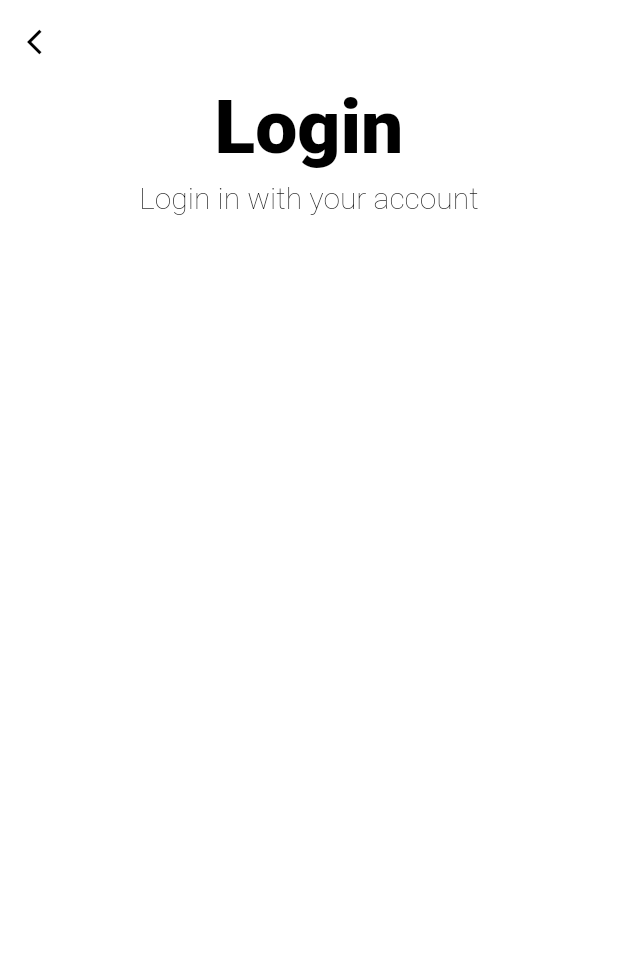
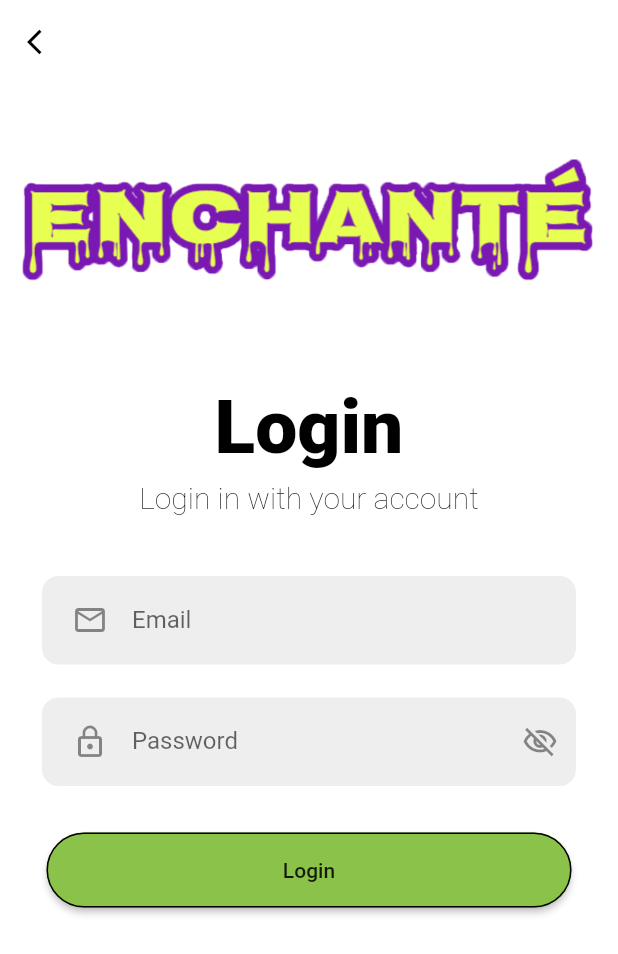
Before and after one commit to ayan-gorain/Enchantee, a Flutter app: the Open1page screen opened by its route, after a tap on "Login", on a phone screen of 412 x 824 dp. Shown: the top 954 px of the screen. Run offline on Flutter 3.47's test engine with Material 2 defaults, Android fonts, the phone set to English and light mode, and no system bars; our stand-ins replace flutter_screenutil.

Commit message:
many things updated and pages added

```diff
--- a/lib/main.dart
+++ b/lib/main.dart
@@ -21,6 +21,7 @@ class Myapp extends StatelessWidget {
         Myroutes.open1Route: (context) => Open1page(),
         Myroutes.loginRoute: (context) =>Loginpage(),
         Myroutes.signupRoute: (context) =>Signuppage(),
+        Myroutes.open2Route: (context) =>open2page(),
       },
     );
   }
--- /dev/null
+++ b/lib/pages/first_page.dart
@@ -0,0 +1,12 @@
+import 'package:flutter/material.dart';
+
+class Open2page extends StatelessWidget {
+  const Open2page({ Key? key }) : super(key: key);
+
+  @override
+  Widget build(BuildContext context) {
+    return Container(
+
+    );
+  }
+}
--- a/lib/pages/login_page.dart
+++ b/lib/pages/login_page.dart
@@ -1,3 +1,5 @@
+import 'package:enchante/utiles/routes.dart';
+import 'package:flutter/cupertino.dart';
 import 'package:flutter/material.dart';
 
 class Loginpage extends StatelessWidget {
@@ -6,6 +8,7 @@ class Loginpage extends StatelessWidget {
   @override
   Widget build(BuildContext context) {
     return Scaffold(
+
       backgroundColor: Colors.white,
       appBar: AppBar(
         elevation:0,
@@ -16,11 +19,18 @@ class Loginpage extends StatelessWidget {
         },
         icon:Icon(Icons.arrow_back_ios,size:20,color:Colors.black),),
       ),
-      body:Container(
+
+      body:SingleChildScrollView(
+        child: Container(
           height:MediaQuery.of(context).size.height,
           width:double.infinity,
+
           child: Column(
               children: <Widget>[
+                Image.asset('assets/images/loginnn.png',
+                  height: 200,
+                  width: 400,
+                ),
                 Text("Login ",
                     textAlign: TextAlign.center,
                     style: TextStyle(
@@ -36,25 +46,89 @@ class Loginpage extends StatelessWidget {
                         fontSize: 20,
                         color: Colors.black,
                         fontWeight: FontWeight.w200)),
+                SizedBox(height:40),
+                Padding(
+                  padding: const EdgeInsets.symmetric(horizontal:27.0),
+                  child: Container(
+                    decoration: BoxDecoration(
+                      color:Colors.grey[200],
+                      border: Border.all(color:Colors.white),
+                      borderRadius: BorderRadius.circular(12),
+                    ),
+                    child: Padding(
+                      padding: const EdgeInsets.only(left:20.0),
+                      child: TextField(
+                        decoration:InputDecoration(border:InputBorder.none,
+                          labelText: 'Email',
+                          hintText:'Enter your Email',
+                          icon: Icon(Icons.mail_outline),
+                        ),
+                      ),
+                    ),
+                  ),
+                ),
+                SizedBox(height:20),
+                Padding(
+                  padding: const EdgeInsets.symmetric(horizontal:27.0),
+                  child: Container(
+                    decoration: BoxDecoration(
+                      color:Colors.grey[200],
+                      border: Border.all(color:Colors.white),
+                      borderRadius: BorderRadius.circular(12),
+                    ),
+                    child: Padding(
+                      padding: const EdgeInsets.only(left:20.0),
+                      child: TextField(
+                        decoration:InputDecoration(border:InputBorder.none,
+                          labelText: 'Password',
+                          hintText:'Enter your Password',
+                          icon: Icon(Icons.lock_outline),
+                            suffixIcon: Icon(Icons.visibility_off_outlined),
+                        ),
+                        obscureText: true,
+                      ),
+
+                    ),
+                  ),
+                ),
+                const SizedBox(height:30),
+                MaterialButton(
+                  minWidth:350,
+                  height: 50,
+                  onPressed: () {
+                    Navigator.pushNamed(context, Myroutes.open2Route);
+                  },
+                  color: Colors.lightGreen,
+                  shape: RoundedRectangleBorder(
+                      side: BorderSide(
+                        color: Colors.black,
+                      ),
+                      borderRadius: BorderRadius.circular(50)),
+                  child: Text("Login",
+                      style: TextStyle(
+                        fontWeight: FontWeight.w500,
+                      )),
+                ),
+                SizedBox(height:20),
+
               ],
+          ),
         ),
       )
     );
   }
-  Widget makeInput({label,obsecureText=false}){
-    return Column(
-      crossAxisAlignment: CrossAxisAlignment.start,
-        children: <Widget>[
-        Text("Email ",
-        textAlign: TextAlign.center,
-        style: TextStyle(
-            inherit: true,
-            fontSize: 25,
-            color: Colors.black87,
-            fontWeight: FontWeight.w200)),],
 
 
-    );
 
   }
+
+class open2page extends StatelessWidget {
+  const open2page({ Key? key }) : super(key: key);
+
+  @override
+  Widget build(BuildContext context) {
+    return Container(
+
+    );
   }
+}
--- a/lib/pages/open1__page.dart
+++ b/lib/pages/open1__page.dart
@@ -46,7 +46,7 @@ class Open1page extends StatelessWidget {
                     const SizedBox(height: 90),
                     Column(children: <Widget>[
                       MaterialButton(
-                        minWidth: double.infinity,
+                        minWidth:350,
                         height: 60,
                         onPressed: () {
                           Navigator.pushNamed(context, Myroutes.loginRoute);
@@ -65,7 +65,7 @@ class Open1page extends StatelessWidget {
                     const SizedBox(height: 25),
                     Column(children: <Widget>[
                       MaterialButton(
-                        minWidth: double.infinity,
+                        minWidth:350,
                         height: 60,
                         onPressed: () {
                           Navigator.pushNamed(context, Myroutes.signupRoute );
--- a/lib/utiles/routes.dart
+++ b/lib/utiles/routes.dart
@@ -3,4 +3,5 @@ class Myroutes {
   static String open1Route = "/open1";
   static String loginRoute = "/login";
   static String signupRoute = "/sign";
+  static String open2Route= "/open2";
 }
```
Also changed, not shown: assets/images/login.png (deleted), assets/images/loginnn.png (added). Lines whose indentation alone changed are shown as unchanged.
